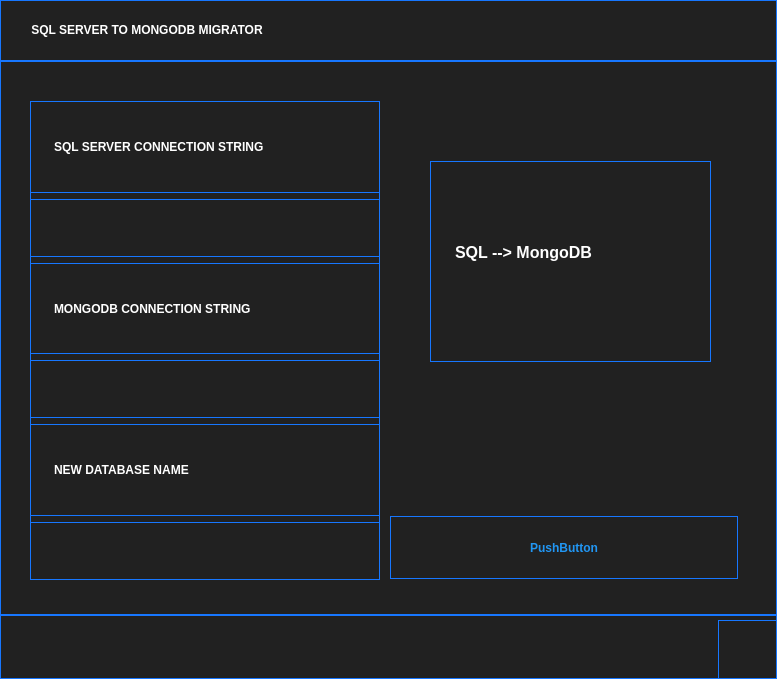
First picture: the form in main_window.ui, repository HakimHC/database-migrator, before the edit.
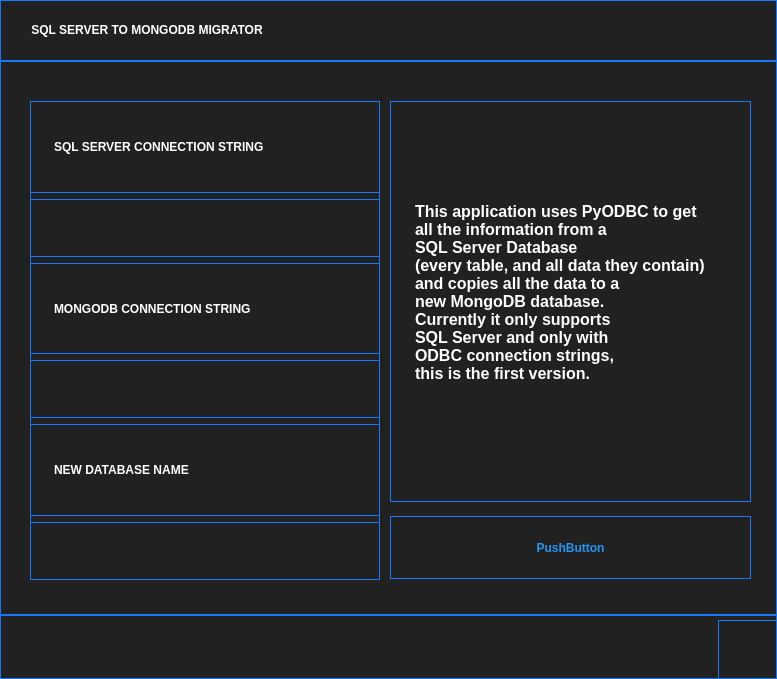
Second picture: the form after the edit.

```diff
--- a/main_window.ui
+++ b/main_window.ui
@@ -81,7 +81,7 @@
      <rect>
       <x>390</x>
       <y>455</y>
-      <width>348</width>
+      <width>361</width>
       <height>63</height>
      </rect>
     </property>
@@ -92,10 +92,10 @@
    <widget class="QLabel" name="label_4">
     <property name="geometry">
      <rect>
-      <x>430</x>
-      <y>100</y>
-      <width>281</width>
-      <height>201</height>
+      <x>390</x>
+      <y>40</y>
+      <width>361</width>
+      <height>401</height>
      </rect>
     </property>
     <property name="font">
@@ -108,7 +108,16 @@
      </font>
     </property>
     <property name="text">
-     <string>SQL --&gt; MongoDB
+     <string>This application uses PyODBC to get 
+all the information from a 
+SQL Server Database 
+(every table, and all data they contain)
+and copies all the data to a 
+new MongoDB database.
+Currently it only supports 
+SQL Server and only with 
+ODBC connection strings, 
+this is the first version.
 </string>
     </property>
    </widget>
```
